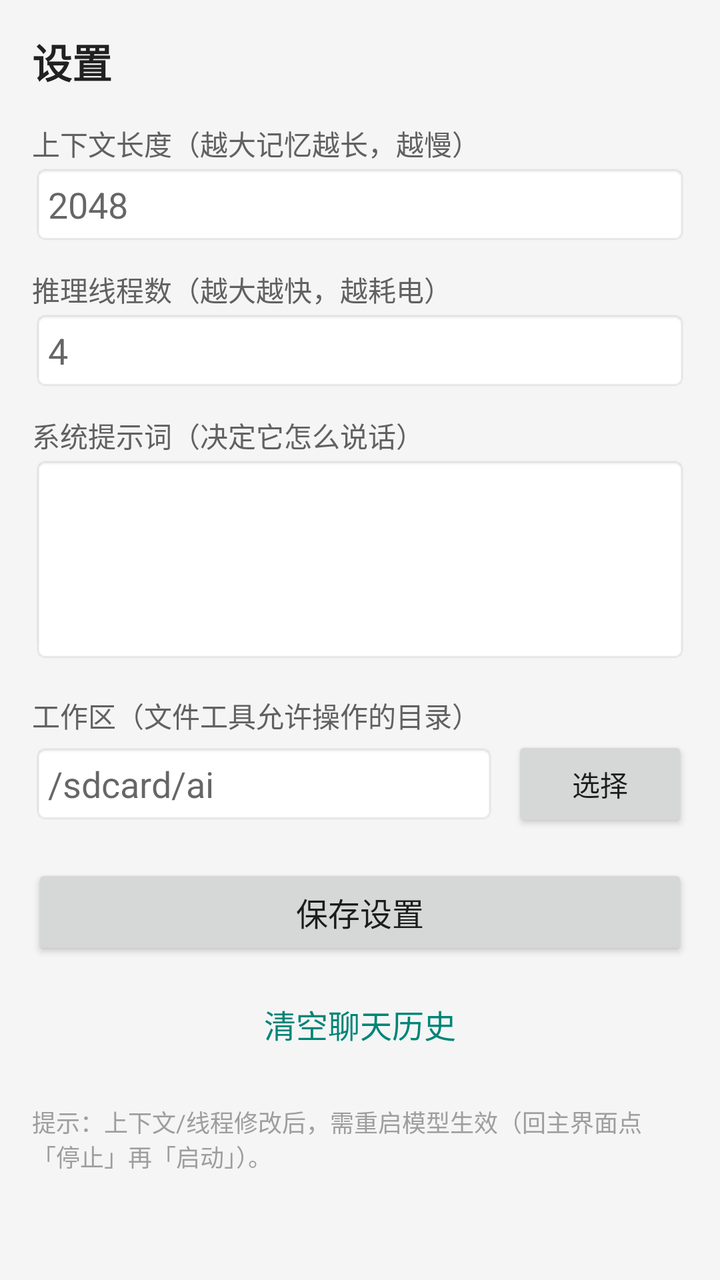
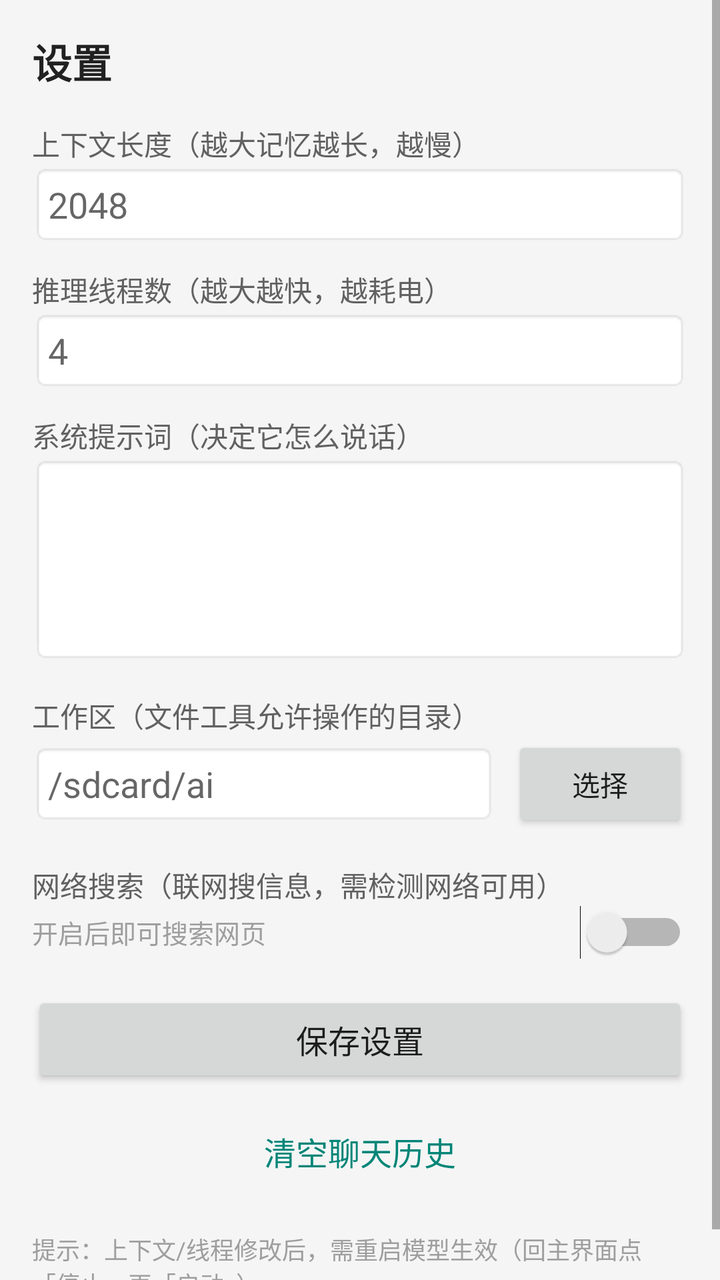

An Android layout rendered at two revisions. The XML below is the earlier revision; the diff shows what the commit changed to produce the second picture.
<!-- AndroidManifest.xml: application theme Theme.AppCompat.Light.NoActionBar -->
<!-- res/layout/activity_settings.xml -->
<?xml version="1.0" encoding="utf-8"?>
<ScrollView xmlns:android="http://schemas.android.com/apk/res/android"
    android:layout_width="match_parent"
    android:layout_height="match_parent"
    android:background="#F5F5F5">

    <LinearLayout
        android:layout_width="match_parent"
        android:layout_height="wrap_content"
        android:orientation="vertical"
        android:padding="16dp">

        <TextView
            android:layout_width="wrap_content"
            android:layout_height="wrap_content"
            android:text="设置"
            android:textSize="20sp"
            android:textStyle="bold"
            android:textColor="#212121"
            android:layout_marginBottom="16dp" />

        
        <TextView
            android:layout_width="wrap_content"
            android:layout_height="wrap_content"
            android:text="上下文长度（越大记忆越长，越慢）"
            android:textSize="14sp"
            android:textColor="#616161" />

        <EditText
            android:id="@+id/etCtx"
            android:layout_width="match_parent"
            android:layout_height="wrap_content"
            android:inputType="number"
            android:hint="2048"
            android:padding="8dp"
            android:layout_marginBottom="12dp"
            android:background="@android:drawable/editbox_background" />

        
        <TextView
            android:layout_width="wrap_content"
            android:layout_height="wrap_content"
            android:text="推理线程数（越大越快，越耗电）"
            android:textSize="14sp"
            android:textColor="#616161" />

        <EditText
            android:id="@+id/etThreads"
            android:layout_width="match_parent"
            android:layout_height="wrap_content"
            android:inputType="number"
            android:hint="4"
            android:padding="8dp"
            android:layout_marginBottom="12dp"
            android:background="@android:drawable/editbox_background" />

        
        <TextView
            android:layout_width="wrap_content"
            android:layout_height="wrap_content"
            android:text="系统提示词（决定它怎么说话）"
            android:textSize="14sp"
            android:textColor="#616161" />

        <EditText
            android:id="@+id/etPrompt"
            android:layout_width="match_parent"
            android:layout_height="wrap_content"
            android:inputType="textMultiLine"
            android:minLines="4"
            android:maxLines="8"
            android:gravity="top"
            android:padding="8dp"
            android:layout_marginBottom="16dp"
            android:background="@android:drawable/editbox_background" />

        
        <TextView
            android:layout_width="wrap_content"
            android:layout_height="wrap_content"
            android:text="工作区（文件工具允许操作的目录）"
            android:textSize="14sp"
            android:textColor="#616161" />

        <LinearLayout
            android:layout_width="match_parent"
            android:layout_height="wrap_content"
            android:orientation="horizontal"
            android:gravity="center_vertical"
            android:layout_marginBottom="16dp">

            <EditText
                android:id="@+id/etWorkspace"
                android:layout_width="0dp"
                android:layout_height="wrap_content"
                android:layout_weight="1"
                android:inputType="text"
                android:hint="/sdcard/ai"
                android:padding="8dp"
                android:background="@android:drawable/editbox_background" />

            <Button
                android:id="@+id/btnPickWorkspace"
                android:layout_width="wrap_content"
                android:layout_height="wrap_content"
                android:text="选择"
                android:layout_marginStart="8dp" />
        </LinearLayout>

        
        <Button
            android:id="@+id/btnSave"
            android:layout_width="match_parent"
            android:layout_height="wrap_content"
            android:text="保存设置"
            android:textSize="16sp"
            android:layout_marginBottom="8dp" />

        
        <Button
            android:id="@+id/btnClearHistory"
            android:layout_width="match_parent"
            android:layout_height="wrap_content"
            android:text="清空聊天历史"
            android:textSize="16sp"
            style="?android:attr/buttonBarButtonStyle" />

        <TextView
            android:id="@+id/tvHint"
            android:layout_width="match_parent"
            android:layout_height="wrap_content"
            android:text="提示：上下文/线程修改后，需重启模型生效（回主界面点「停止」再「启动」）。"
            android:textSize="12sp"
            android:textColor="#9E9E9E"
            android:layout_marginTop="16dp" />

    </LinearLayout>
</ScrollView>
<!-- resources referenced by this layout -->
<resources>

</resources>

<!-- the commit's change to res/layout/activity_settings.xml (unified diff, before → after) -->
@@ -107,6 +107,31 @@
                 android:text="选择"
                 android:layout_marginStart="8dp" />
         </LinearLayout>
+        
+        <TextView
+            android:layout_width="wrap_content"
+            android:layout_height="wrap_content"
+            android:text="网络搜索（联网搜信息，需检测网络可用）"
+            android:textSize="14sp"
+            android:textColor="#616161" />
+        <LinearLayout
+            android:layout_width="match_parent"
+            android:layout_height="wrap_content"
+            android:orientation="horizontal"
+            android:gravity="center_vertical"
+            android:layout_marginBottom="16dp">
+            <TextView
+                android:layout_width="0dp"
+                android:layout_height="wrap_content"
+                android:layout_weight="1"
+                android:text="开启后即可搜索网页"
+                android:textSize="13sp"
+                android:textColor="#9E9E9E" />
+            <Switch
+                android:id="@+id/swWebSearch"
+                android:layout_width="wrap_content"
+                android:layout_height="wrap_content" />
+        </LinearLayout>
 
         
         <Button
